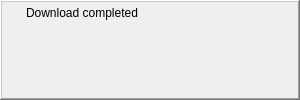
Before: the Qt Designer form retroshare-gui/src/gui/toaster/DownloadToaster.ui in RetroShare/RetroShare, drawn with Qt 5.
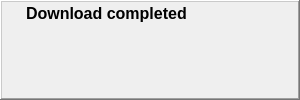
After: the same form once the commit is applied. Icons and pictures are not drawn.

```diff
--- a/retroshare-gui/src/gui/toaster/DownloadToaster.ui
+++ b/retroshare-gui/src/gui/toaster/DownloadToaster.ui
@@ -22,30 +22,48 @@
     <height>100</height>
    </size>
   </property>
-  <layout class="QHBoxLayout">
+  <layout class="QHBoxLayout" name="DownloadToaster_HL">
    <property name="spacing">
     <number>0</number>
    </property>
-   <property name="margin">
+   <property name="leftMargin">
+    <number>0</number>
+   </property>
+   <property name="topMargin">
+    <number>0</number>
+   </property>
+   <property name="rightMargin">
+    <number>0</number>
+   </property>
+   <property name="bottomMargin">
     <number>0</number>
    </property>
    <item>
-    <widget class="QFrame" name="windowFrame">
+    <widget class="QFrame" name="toasterFrame">
      <property name="frameShape">
       <enum>QFrame::WinPanel</enum>
      </property>
      <property name="frameShadow">
       <enum>QFrame::Raised</enum>
      </property>
-     <layout class="QGridLayout">
-      <property name="margin">
+     <layout class="QGridLayout" name="toasterFrame_GL">
+      <property name="leftMargin">
+       <number>2</number>
+      </property>
+      <property name="topMargin">
+       <number>2</number>
+      </property>
+      <property name="rightMargin">
+       <number>2</number>
+      </property>
+      <property name="bottomMargin">
        <number>2</number>
       </property>
       <property name="spacing">
        <number>2</number>
       </property>
       <item row="0" column="0">
-       <layout class="QHBoxLayout">
+       <layout class="QHBoxLayout" name="toaster_HL">
         <property name="spacing">
          <number>6</number>
         </property>
@@ -82,13 +100,20 @@
         </item>
         <item>
          <widget class="QLabel" name="toasterLabel">
+          <property name="font">
+           <font>
+            <pointsize>12</pointsize>
+            <weight>75</weight>
+            <bold>true</bold>
+           </font>
+          </property>
           <property name="text">
            <string notr="true">Download completed</string>
           </property>
          </widget>
         </item>
         <item>
-         <spacer>
+         <spacer name="toaster_HSpacer">
           <property name="orientation">
            <enum>Qt::Horizontal</enum>
           </property>
@@ -126,7 +151,7 @@
        </layout>
       </item>
       <item row="1" column="0">
-       <layout class="QHBoxLayout">
+       <layout class="QHBoxLayout" name="buttons_HL">
         <item>
          <widget class="QLabel" name="textLabel">
           <property name="minimumSize">
```
